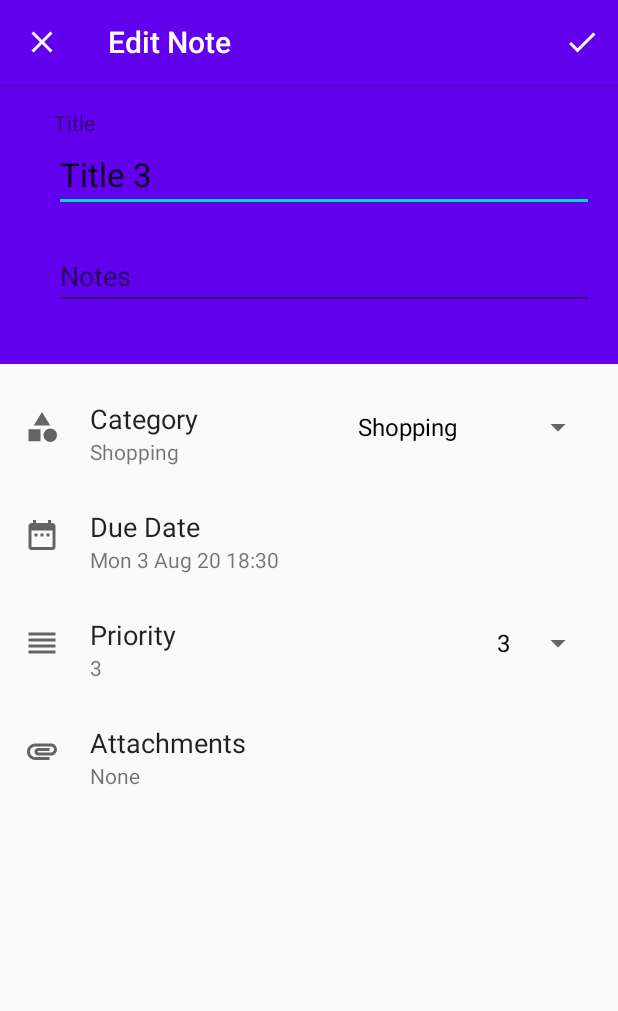
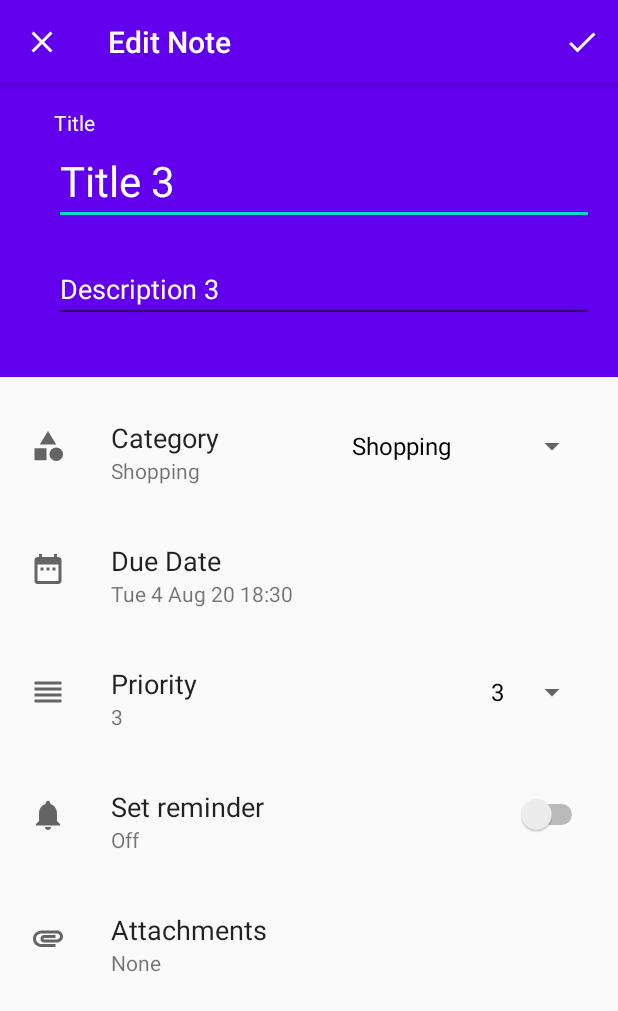
Before and after one commit to pencilleaf/JustDoIt, an Android app: the screen it shows after launch (AddEditNoteActivity), after a tap on "Title 3", on a phone screen of 412 x 824 dp. Shown: the top 1011 px of the screen. Run offline under Robolectric (Android 15) with nearby library versions, the phone set to English and light mode, and no system bars; our stand-ins replace Room's generated code, navigation-ui; 1 statement that could not run was skipped; 3 other taps on this screen came first.

Commit message:
Create notification channel, broadcast receiver for reminder feature

```diff
--- a/app/src/main/AndroidManifest.xml
+++ b/app/src/main/AndroidManifest.xml
@@ -18,6 +18,7 @@
         </activity>
         <activity android:name=".AddEditNoteActivity"
             android:parentActivityName=".MainActivity"/>
+        <receiver android:name=".ReminderBroadcast"/>
     </application>
 
 </manifest>
--- a/app/src/main/java/com/example/justdoit/AddEditNoteActivity.java
+++ b/app/src/main/java/com/example/justdoit/AddEditNoteActivity.java
@@ -14,11 +14,12 @@ import android.view.MenuItem;
 import android.view.View;
 import android.widget.AdapterView;
 import android.widget.ArrayAdapter;
+import android.widget.CompoundButton;
 import android.widget.DatePicker;
 import android.widget.EditText;
 import android.widget.ImageButton;
-import android.widget.NumberPicker;
 import android.widget.Spinner;
+import android.widget.Switch;
 import android.widget.TextView;
 import android.widget.TimePicker;
 import android.widget.Toast;
@@ -32,7 +33,7 @@ import java.util.List;
 import java.util.Locale;
 import java.util.TimeZone;
 
-public class AddEditNoteActivity extends AppCompatActivity implements AdapterView.OnItemSelectedListener {
+public class AddEditNoteActivity extends AppCompatActivity implements AdapterView.OnItemSelectedListener, CompoundButton.OnCheckedChangeListener {
     public static final String EXTRA_ID =
             "com.example.justdoit.EXTRA_TID";
     public static final String EXTRA_TITLE =
@@ -45,14 +46,21 @@ public class AddEditNoteActivity extends AppCompatActivity implements AdapterVie
             "com.example.justdoit.EXTRA_DUEAT";
     public static final String EXTRA_COMPLETED =
             "com.example.justdoit.EXTRA_COMPLETED";
+    public static final String EXTRA_DESCRIPTION =
+            "com.example.justdoit.EXTRA_DESCRIPTION";
+    public static final String EXTRA_REMINDER =
+            "com.example.justdoit.EXTRA_REMINDER";
 
     private EditText editTextTitle;
+    private EditText editTextDescription;
     private Spinner spinnerCategorySelect;
     private TextView textViewCategory;
     private Spinner spinnerPrioritySelect;
     private TextView textViewPriority;
     private TextView textViewDueDate;
     private ImageButton datePickerButton;
+    private Switch switchReminder;
+    private TextView textViewReminder;
     private boolean completed;
     private String category;
 
@@ -78,13 +86,15 @@ public class AddEditNoteActivity extends AppCompatActivity implements AdapterVie
         tf.setTimeZone(TimeZone.getTimeZone("Asia/Singapore"));
 
         editTextTitle = findViewById(R.id.edit_text_title);
+        editTextDescription = findViewById(R.id.edit_text_description);
         spinnerCategorySelect = findViewById(R.id.spinner_category_select);
         textViewCategory = findViewById(R.id.text_view_category);
         spinnerPrioritySelect = findViewById(R.id.spinner_priority_select);
         textViewPriority = findViewById(R.id.text_view_priority);
-//        numberPickerPriority = findViewById(R.id.number_picker_priority);
         textViewDueDate = findViewById(R.id.text_view_duedate);
         datePickerButton = findViewById(R.id.date_picker_button);
+        switchReminder = findViewById(R.id.switch_reminder);
+        textViewReminder = findViewById(R.id.text_view_reminder);
 
         ArrayAdapter<CharSequence> arrayAdapter = new ArrayAdapter(this, android.R.layout.simple_spinner_dropdown_item, categoriesList);
         arrayAdapter.setDropDownViewResource(R.layout.support_simple_spinner_dropdown_item);
@@ -98,8 +108,7 @@ public class AddEditNoteActivity extends AppCompatActivity implements AdapterVie
         spinnerPrioritySelect.setOnItemSelectedListener(this);
         spinnerPrioritySelect.setSelection(0);
 
-//        numberPickerPriority.setMinValue(1);
-//        numberPickerPriority.setMaxValue(5);
+        switchReminder.setOnCheckedChangeListener(this);
 
         getSupportActionBar().setHomeAsUpIndicator(R.drawable.ic_close);
 
@@ -107,14 +116,14 @@ public class AddEditNoteActivity extends AppCompatActivity implements AdapterVie
         if (intent.hasExtra(EXTRA_ID)) {
             setTitle("Edit Note");
             editTextTitle.setText(intent.getStringExtra(EXTRA_TITLE));
-
+            editTextDescription.setText(intent.getStringExtra(EXTRA_DESCRIPTION));
             category = intent.getStringExtra(EXTRA_CATEGORY);
             List<String> categories = Arrays.asList(categoriesList);
             int ind = categories.indexOf(category);
             spinnerCategorySelect.setSelection(ind);
+            switchReminder.setChecked(intent.getBooleanExtra(EXTRA_REMINDER,false));
 
             spinnerPrioritySelect.setSelection(intent.getIntExtra(EXTRA_PRIORITY, 0) - 1);
-//            numberPickerPriority.setValue(intent.getIntExtra(EXTRA_PRIORITY, 1));
             textViewDueDate.setText(intent.getStringExtra(EXTRA_DUEAT));
             completed = intent.getBooleanExtra(EXTRA_COMPLETED, false);
         } else {
@@ -172,18 +181,17 @@ public class AddEditNoteActivity extends AppCompatActivity implements AdapterVie
                 textViewDueDate.setText(dateTime);
             }
         }, hour + 1, minute, false);
-//        timePickerDialog.setMin(hour + 1, minute);
         timePickerDialog.show();
     }
 
     private void saveNote() {
         String title = editTextTitle.getText().toString();
-//        int priority = numberPickerPriority.getValue();
+        String description = editTextDescription.getText().toString();
         int priority = Integer.parseInt(textViewPriority.getText().toString());
         String date = textViewDueDate.getText().toString();
 
         if (title.trim().isEmpty() || category.trim().isEmpty() || date.trim().isEmpty()) {
-            Toast.makeText(this, "Please insert a title and date", Toast.LENGTH_SHORT).show();
+            Toast.makeText(this, "Please insert a title and due date", Toast.LENGTH_SHORT).show();
             return;
         }
         Intent data = new Intent();
@@ -192,6 +200,8 @@ public class AddEditNoteActivity extends AppCompatActivity implements AdapterVie
         data.putExtra(EXTRA_PRIORITY, priority);
         data.putExtra(EXTRA_DUEAT, date);
         data.putExtra(EXTRA_COMPLETED, completed);
+        data.putExtra(EXTRA_DESCRIPTION, description);
+        data.putExtra(EXTRA_REMINDER, switchReminder.isChecked());
 
         int id = getIntent().getIntExtra(EXTRA_ID, -1);
         if (id != -1) {
@@ -243,4 +253,13 @@ public class AddEditNoteActivity extends AppCompatActivity implements AdapterVie
     public void onNothingSelected(AdapterView<?> adapterView) {
 
     }
+
+    @Override
+    public void onCheckedChanged(CompoundButton compoundButton, boolean b) {
+        if (b) {
+            textViewReminder.setText("On");
+        } else {
+            textViewReminder.setText("Off");
+        }
+    }
 }
--- a/app/src/main/java/com/example/justdoit/MainActivity.java
+++ b/app/src/main/java/com/example/justdoit/MainActivity.java
@@ -1,8 +1,10 @@
 package com.example.justdoit;
 
-import android.app.SearchManager;
-import android.content.Context;
+
+import android.app.NotificationChannel;
+import android.app.NotificationManager;
 import android.content.Intent;
+import android.os.Build;
 import android.os.Bundle;
 import android.view.MenuInflater;
 import android.view.MenuItem;
@@ -60,6 +62,8 @@ public class MainActivity extends AppCompatActivity implements AdapterView.OnIte
         super.onCreate(savedInstanceState);
         setContentView(R.layout.activity_main);
 
+        createNotificationChannel();
+
         FloatingActionButton buttonAddNote = findViewById(R.id.button_add_note);
         buttonAddNote.setOnClickListener(new View.OnClickListener() {
             @Override
@@ -83,7 +87,6 @@ public class MainActivity extends AppCompatActivity implements AdapterView.OnIte
         recyclerView.setLayoutManager(new LinearLayoutManager(this));
         recyclerView.setHasFixedSize(true);
 
-//        final NoteAdapter adapter = new NoteAdapter();
         recyclerView.setAdapter(adapter);
 
         noteViewModel = ViewModelProviders.of(this).get(NoteViewModel.class);
@@ -115,7 +118,7 @@ public class MainActivity extends AppCompatActivity implements AdapterView.OnIte
         adapter.setOnCheckClickListener(new NoteAdapter.OnItemCheckClickListener() {
             @Override
             public void onCheckClick(Note note) {
-                Note newNote = new Note(note.getTitle(), note.getCategory(), note.getPriority(), !note.isCompleted(), note.getDueAt());
+                Note newNote = new Note(note.getTitle(), note.getCategory(), note.getPriority(), !note.isCompleted(), note.getDueAt(), note.getDescription(), note.isReminder());
                 newNote.setId(note.getId());
                 noteViewModel.update(newNote);
                 Toast.makeText(MainActivity.this, "Toggle complete", Toast.LENGTH_SHORT).show();
@@ -131,6 +134,8 @@ public class MainActivity extends AppCompatActivity implements AdapterView.OnIte
                 intent.putExtra(AddEditNoteActivity.EXTRA_PRIORITY, note.getPriority());
                 intent.putExtra(AddEditNoteActivity.EXTRA_DUEAT, df.format(note.getDueAt()));
                 intent.putExtra(AddEditNoteActivity.EXTRA_COMPLETED, note.isCompleted());
+                intent.putExtra(AddEditNoteActivity.EXTRA_DESCRIPTION, note.getDescription());
+                intent.putExtra(AddEditNoteActivity.EXTRA_REMINDER, note.isReminder());
                 startActivityForResult(intent, EDIT_NOTE_REQUEST);
             }
         });
@@ -145,10 +150,13 @@ public class MainActivity extends AppCompatActivity implements AdapterView.OnIte
             String category = data.getStringExtra(AddEditNoteActivity.EXTRA_CATEGORY);
             int priority = data.getIntExtra(AddEditNoteActivity.EXTRA_PRIORITY, 1);
             String date = data.getStringExtra(AddEditNoteActivity.EXTRA_DUEAT);
+            String description = data.getStringExtra(AddEditNoteActivity.EXTRA_DESCRIPTION);
+            boolean reminder = data.getBooleanExtra(AddEditNoteActivity.EXTRA_REMINDER, false);
+
             Date dateInsert = null;
             try {
                 dateInsert = df.parse(date);
-                Note note = new Note(title, category, priority, false, dateInsert);
+                Note note = new Note(title, category, priority, false, dateInsert, description, reminder);
                 noteViewModel.insert(note);
                 Toast.makeText(this, "Note saved", Toast.LENGTH_SHORT).show();
             } catch (ParseException e) {
@@ -168,9 +176,12 @@ public class MainActivity extends AppCompatActivity implements AdapterView.OnIte
             String date = data.getStringExtra(AddEditNoteActivity.EXTRA_DUEAT);
             boolean completed = data.getBooleanExtra(AddEditNoteActivity.EXTRA_COMPLETED, false);
             Date dateInsert = null;
+            String description = data.getStringExtra(AddEditNoteActivity.EXTRA_DESCRIPTION);
+            boolean reminder = data.getBooleanExtra(AddEditNoteActivity.EXTRA_REMINDER, false);
+
             try {
                 dateInsert = df.parse(date);
-                Note note = new Note(title, category, priority, completed, dateInsert);
+                Note note = new Note(title, category, priority, completed, dateInsert, description, reminder);
                 note.setId(id);
                 noteViewModel.update(note);
                 Toast.makeText(this, "Note updated", Toast.LENGTH_SHORT).show();
@@ -201,7 +212,6 @@ public class MainActivity extends AppCompatActivity implements AdapterView.OnIte
             public boolean onQueryTextChange(String newText) {
                 // filter items
                 noteViewModel.searchString.setValue(newText);
-//                noteViewModel.getSearchResults();
                 return false;
             }
         });
@@ -246,4 +256,18 @@ public class MainActivity extends AppCompatActivity implements AdapterView.OnIte
     public void onNothingSelected(AdapterView<?> adapterView) {
 
     }
+
+    private void createNotificationChannel() {
+        // Create the NotificationChannel, but only on API 26+ because
+        // the NotificationChannel class is new and not in the support library
+        if (Build.VERSION.SDK_INT >= Build.VERSION_CODES.O) {
+            CharSequence name = "JustDoItReminderChannel";
+            String description = "Channel for JustDoIt Reminder";
+            int importance = NotificationManager.IMPORTANCE_DEFAULT;
+            NotificationChannel channel = new NotificationChannel("notifyJustDoIt", name, importance);
+            channel.setDescription(description);
+            NotificationManager notificationManager = getSystemService(NotificationManager.class);
+            notificationManager.createNotificationChannel(channel);
+        }
+    }
 }
--- a/app/src/main/java/com/example/justdoit/Note.java
+++ b/app/src/main/java/com/example/justdoit/Note.java
@@ -22,16 +22,22 @@ public class Note {
 
     private boolean completed;
 
+    private String description;
+
+    private boolean reminder;
+
     @ColumnInfo(name = "due_at")
     @TypeConverters({TimestampConverter.class})
     private Date dueAt;
 
-    public Note(String title, String category, int priority, boolean completed, Date dueAt) {
+    public Note(String title, String category, int priority, boolean completed, Date dueAt, String description, boolean reminder) {
         this.title = title;
         this.category = category;
         this.priority = priority;
         this.completed = completed;
         this.dueAt = dueAt;
+        this.description = description;
+        this.reminder = reminder;
     }
 
     public void setId(int id) {
@@ -61,4 +67,8 @@ public class Note {
     public Date getDueAt() {
         return dueAt;
     }
+
+    public String getDescription() { return description; }
+
+    public boolean isReminder() { return reminder; }
 }
--- a/app/src/main/java/com/example/justdoit/NoteDatabase.java
+++ b/app/src/main/java/com/example/justdoit/NoteDatabase.java
@@ -12,7 +12,7 @@ import androidx.sqlite.db.SupportSQLiteDatabase;
 
 import java.util.Date;
 
-@Database(entities = {Note.class}, version = 2)
+@Database(entities = {Note.class}, version = 4)
 @TypeConverters({TimestampConverter.class})
 public abstract class NoteDatabase extends RoomDatabase {
 
@@ -49,9 +49,12 @@ public abstract class NoteDatabase extends RoomDatabase {
 
         @Override
         protected Void doInBackground(Void... voids) {
-            noteDao.insert(new Note("Title 1", "Education", 1, false, new Date()));
-            noteDao.insert(new Note("Title 2", "Work", 2,false, new Date()));
-            noteDao.insert(new Note("Title 3", "Shopping", 3,false, new Date()));
+            Date today = new Date();
+            Date yesterday = new Date(today.getTime() - 24*3600*1000);
+            Date tomorrow = new Date(today.getTime() + 24*3600*1000);
+            noteDao.insert(new Note("Title 1", "Education", 1, false, yesterday, "Description 1", false));
+            noteDao.insert(new Note("Title 2", "Work", 2,false, today, "Description 2", false));
+            noteDao.insert(new Note("Title 3", "Shopping", 3,false, tomorrow, "Description 3", false));
             return null;
         }
     }
--- a/app/src/main/java/com/example/justdoit/NoteViewModel.java
+++ b/app/src/main/java/com/example/justdoit/NoteViewModel.java
@@ -2,11 +2,9 @@ package com.example.justdoit;
 
 
 import android.app.Application;
-import android.util.Log;
 
 import androidx.annotation.NonNull;
 import androidx.annotation.Nullable;
-import androidx.core.util.Pair;
 import androidx.lifecycle.AndroidViewModel;
 import androidx.lifecycle.LiveData;
 import androidx.lifecycle.MediatorLiveData;
@@ -28,9 +26,7 @@ public class NoteViewModel extends AndroidViewModel {
         super(application);
         repository = new NoteRepository(application);
         allNotes = Transformations.switchMap(params, val -> {
-            Log.d("LIVEDATA", val.first + val.second + val.third);
             if  (!val.second.isEmpty() || val.third.equals("All")){
-                Log.d("LIVEDATA", "Get all notes");
                 switch (val.first) {
                     case "DATE":
                         return repository.getAllNotesDate("%" + val.second + "%");
@@ -39,7 +35,6 @@ public class NoteViewModel extends AndroidViewModel {
                 }
             }
             if (!val.third.equals("All")){
-                Log.d("LIVEDATA", "Get filtered notes");
                 switch (val.first) {
                     case "DATE":
                         return repository.getFilteredNotesDate(val.third);
--- /dev/null
+++ b/app/src/main/java/com/example/justdoit/ReminderBroadcast.java
@@ -0,0 +1,23 @@
+package com.example.justdoit;
+
+import android.content.BroadcastReceiver;
+import android.content.Context;
+import android.content.Intent;
+
+import androidx.core.app.NotificationCompat;
+import androidx.core.app.NotificationManagerCompat;
+
+public class ReminderBroadcast extends BroadcastReceiver {
+    @Override
+    public void onReceive(Context context, Intent intent) {
+        NotificationCompat.Builder builder = new NotificationCompat.Builder(context, "notifyJustDoIt")
+                .setSmallIcon(R.drawable.ic_baseline_notifications_24)
+                .setContentTitle("Notification title")
+                .setContentText("Notification text")
+                .setPriority(NotificationCompat.PRIORITY_DEFAULT);
+
+        NotificationManagerCompat notificationmanager = NotificationManagerCompat.from(context);
+
+        notificationmanager.notify(1, builder.build());
+    }
+}
--- /dev/null
+++ b/app/src/main/res/drawable/ic_baseline_notifications_24.xml
@@ -0,0 +1,10 @@
+<vector xmlns:android="http://schemas.android.com/apk/res/android"
+    android:width="24dp"
+    android:height="24dp"
+    android:viewportWidth="24"
+    android:viewportHeight="24"
+    android:tint="?attr/colorControlNormal">
+  <path
+      android:fillColor="@android:color/white"
+      android:pathData="M12,22c1.1,0 2,-0.9 2,-2h-4c0,1.1 0.89,2 2,2zM18,16v-5c0,-3.07 -1.64,-5.64 -4.5,-6.32L13.5,4c0,-0.83 -0.67,-1.5 -1.5,-1.5s-1.5,0.67 -1.5,1.5v0.68C7.63,5.36 6,7.92 6,11v5l-2,2v1h16v-1l-2,-2z"/>
+</vector>
--- a/app/src/main/res/layout/activity_add_note.xml
+++ b/app/src/main/res/layout/activity_add_note.xml
@@ -19,23 +19,28 @@
         <TextView
             android:layout_width="wrap_content"
             android:layout_height="wrap_content"
-            android:text="Title" />
+            android:text="Title"
+            android:textColor="#ffffff"/>
 
         <EditText
+            android:textColor="#ffffff"
             android:id="@+id/edit_text_title"
             android:layout_width="match_parent"
             android:layout_height="wrap_content"
             android:hint="Title"
+            android:textSize="28dp"
             android:textAppearance="@style/TextAppearance.AppCompat.Large"
             android:inputType="text"
             android:layout_marginBottom="20dp"/>
 
         <EditText
-            android:id="@+id/edit_text_notes"
+            android:textColor="#ffffff"
+            android:id="@+id/edit_text_description"
             android:layout_width="match_parent"
             android:layout_height="wrap_content"
-            android:hint="Notes"
-            android:inputType="text"
+            android:hint="Description"
+            android:maxLines="3"
+            android:inputType="textMultiLine"
             android:layout_marginBottom="20dp"/>
     </LinearLayout>
 
@@ -43,12 +48,12 @@
         android:layout_width="match_parent"
         android:layout_height="wrap_content"
         android:orientation="vertical"
-        android:padding="16dp">
+        android:padding="20dp">
 
         <RelativeLayout
             android:layout_width="match_parent"
             android:layout_height="wrap_content"
-            android:layout_marginBottom="20dp">
+            android:layout_marginBottom="30dp">
 
             <ImageView
                 android:id="@+id/category_icon"
@@ -58,7 +63,7 @@
                 android:layout_alignParentStart="true"
                 android:layout_alignParentLeft="true"
                 android:layout_centerVertical="true"
-                android:layout_marginRight="20dp"/>
+                android:layout_marginRight="30dp"/>
 
             <TextView
                 android:id="@+id/text_view_category_title"
@@ -91,7 +96,7 @@
         <RelativeLayout
             android:layout_width="match_parent"
             android:layout_height="wrap_content"
-            android:layout_marginBottom="20dp">
+            android:layout_marginBottom="30dp">
 
             <ImageButton
                 android:background="@null"
@@ -102,7 +107,7 @@
                 android:layout_alignParentStart="true"
                 android:layout_alignParentLeft="true"
                 android:layout_centerVertical="true"
-                android:layout_marginRight="20dp"/>
+                android:layout_marginRight="30dp"/>
 
             <TextView
                 android:id="@+id/text_view_duedate_title"
@@ -117,7 +122,7 @@
             <TextView
                 android:id="@+id/text_view_duedate"
                 android:layout_width="fill_parent"
-                android:text="Mon, 20 Aug 2020"
+                android:text="None"
                 android:layout_height="wrap_content"
                 android:layout_toEndOf="@+id/date_picker_button"
                 android:layout_toRightOf="@+id/date_picker_button"
@@ -128,7 +133,7 @@
         <RelativeLayout
             android:layout_width="match_parent"
             android:layout_height="wrap_content"
-            android:layout_marginBottom="20dp">
+            android:layout_marginBottom="30dp">
 
             <ImageView
                 android:id="@+id/priority_icon"
@@ -138,7 +143,7 @@
                 android:layout_alignParentStart="true"
                 android:layout_alignParentLeft="true"
                 android:layout_centerVertical="true"
-                android:layout_marginRight="20dp"/>
+                android:layout_marginRight="30dp"/>
 
             <TextView
                 android:id="@+id/text_view_priority_title"
@@ -171,6 +176,49 @@
 
         <RelativeLayout
             android:layout_width="match_parent"
+            android:layout_height="wrap_content"
+            android:layout_marginBottom="30dp">
+
+            <ImageView
+                android:id="@+id/reminder_icon"
+                android:layout_width="wrap_content"
+                android:layout_height="wrap_content"
+                android:src="@drawable/ic_baseline_notifications_24"
+                android:layout_alignParentStart="true"
+                android:layout_alignParentLeft="true"
+                android:layout_centerVertical="true"
+                android:layout_marginRight="30dp"/>
+
+            <TextView
+                android:id="@+id/text_view_reminder_title"
+                android:layout_width="wrap_content"
+                android:layout_height="wrap_content"
+                android:text="Set reminder"
+                android:layout_toEndOf="@id/reminder_icon"
+                android:layout_marginTop="8dp"
+                android:textAppearance="@android:style/TextAppearance.Medium"
+                android:layout_toRightOf="@id/reminder_icon" />
+
+            <TextView
+                android:id="@+id/text_view_reminder"
+                android:text="Off"
+                android:layout_width="wrap_content"
+                android:layout_height="wrap_content"
+                android:layout_toEndOf="@+id/reminder_icon"
+                android:layout_toRightOf="@+id/reminder_icon"
+                android:layout_below="@+id/text_view_reminder_title"/>
+
+            <Switch
+                android:id="@+id/switch_reminder"
+                android:layout_width="wrap_content"
+                android:layout_height="wrap_content"
+                android:layout_alignParentRight="true"
+                android:layout_centerVertical="true"/>
+
+        </RelativeLayout>
+
+        <RelativeLayout
+            android:layout_width="match_parent"
             android:layout_height="wrap_content">
 
             <ImageView
@@ -181,7 +229,7 @@
                 android:layout_alignParentStart="true"
                 android:layout_alignParentLeft="true"
                 android:layout_centerVertical="true"
-                android:layout_marginRight="20dp"/>
+                android:layout_marginRight="30dp"/>
 
             <TextView
                 android:id="@+id/text_view_attachment_title"
--- a/app/src/main/res/menu/main_menu.xml
+++ b/app/src/main/res/menu/main_menu.xml
@@ -2,7 +2,7 @@
 <menu xmlns:android="http://schemas.android.com/apk/res/android"
     xmlns:app="http://schemas.android.com/apk/res-auto">
     <item android:id="@+id/search"
-        android:title="Search"
+        android:title="Search by title"
         android:icon="@drawable/ic_search"
         app:actionViewClass="androidx.appcompat.widget.SearchView"
         app:showAsAction="collapseActionView|ifRoom" />
```
